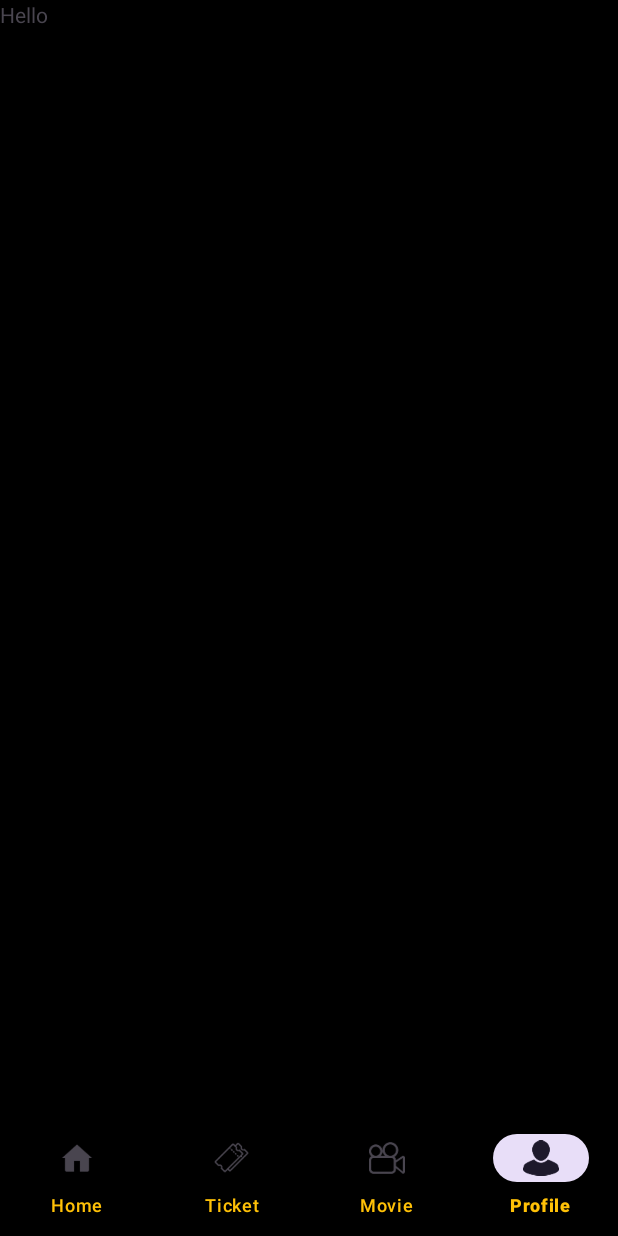
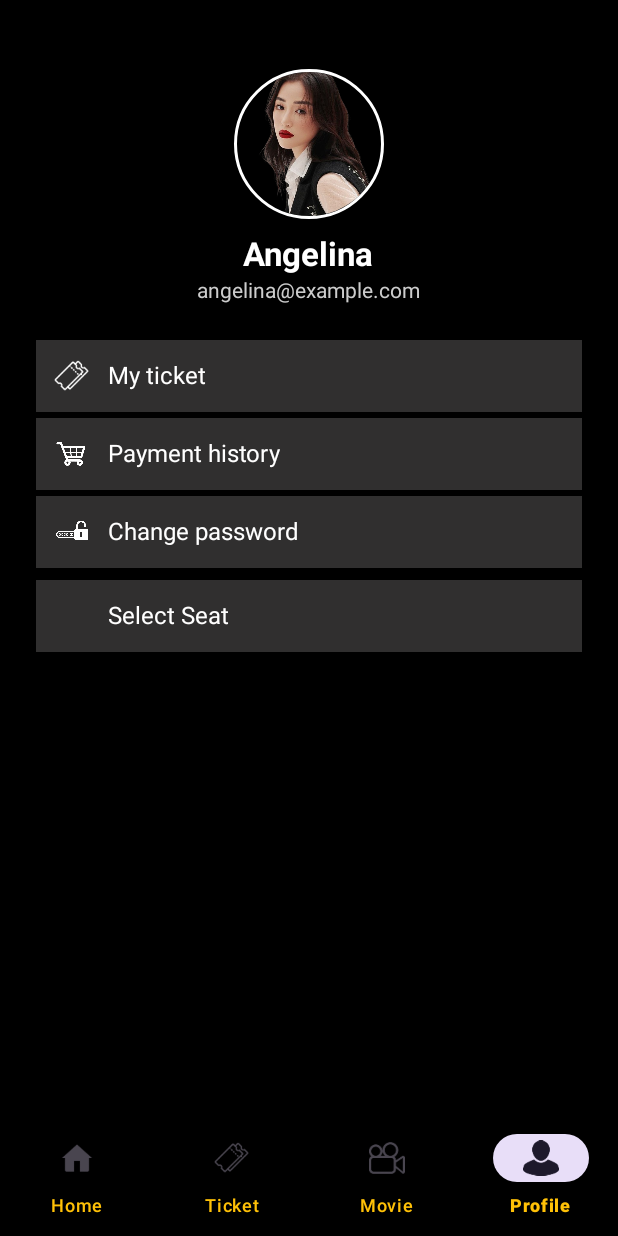
Before and after one commit to Wizin25/MovieTicketBox_Android_Java, an Android app: the Profile screen opened through its navigation route, on a phone screen of 412 x 824 dp. Run offline under Robolectric (Android 15) with nearby library versions, the phone set to English and light mode, and no system bars; our stand-ins replace CircleImageView, navigation-ui.

Commit message:
Updated UI Profile

```diff
--- a/app/build.gradle.kts
+++ b/app/build.gradle.kts
@@ -48,6 +48,7 @@ dependencies {
     testImplementation(libs.junit)
     androidTestImplementation(libs.ext.junit)
     androidTestImplementation(libs.espresso.core)
+    implementation ("de.hdodenhof:circleimageview:3.1.0")
     // Retrofit
     implementation ("com.squareup.retrofit2:retrofit:2.9.0")
     implementation ("com.squareup.retrofit2:converter-gson:2.9.0")
--- a/app/src/main/AndroidManifest.xml
+++ b/app/src/main/AndroidManifest.xml
@@ -30,7 +30,7 @@
         <activity android:name=".Login.RegisterActivity"
             android:exported="true"/>
         <activity android:name=".ui.Movie.MovieDetailsActivity" />
-
+        <activity android:name=".ui.Profile.SelectSeatActivity"/>
     </application>
 
 </manifest>
--- /dev/null
+++ b/app/src/main/java/com/example/movieticketbox/ui/Profile/ChangePasswordActivity.java
@@ -0,0 +1,4 @@
+package com.example.movieticketbox.ui.Profile;
+
+public class ChangePasswordActivity {
+}
--- /dev/null
+++ b/app/src/main/java/com/example/movieticketbox/ui/Profile/MyTicketActivity.java
@@ -0,0 +1,4 @@
+package com.example.movieticketbox.ui.Profile;
+
+public class MyTicketActivity {
+}
--- /dev/null
+++ b/app/src/main/java/com/example/movieticketbox/ui/Profile/PaymentHistoryActivity.java
@@ -0,0 +1,5 @@
+
+package com.example.movieticketbox.ui.Profile;
+
+public class PaymentHistoryActivity {
+}
--- a/app/src/main/java/com/example/movieticketbox/ui/Profile/Profile.java
+++ b/app/src/main/java/com/example/movieticketbox/ui/Profile/Profile.java
@@ -1,38 +1,52 @@
 package com.example.movieticketbox.ui.Profile;
 
-import androidx.lifecycle.ViewModelProvider;
-
+import android.content.Intent;
 import android.os.Bundle;
-
+import android.view.View;
 import androidx.annotation.NonNull;
 import androidx.annotation.Nullable;
 import androidx.fragment.app.Fragment;
 
 import android.view.LayoutInflater;
-import android.view.View;
+
 import android.view.ViewGroup;
 
 import com.example.movieticketbox.R;
 
 public class Profile extends Fragment {
 
-    private ProfileViewModel mViewModel;
+    public View onCreateView(@NonNull LayoutInflater inflater, @Nullable ViewGroup container,
+                             @Nullable Bundle savedInstanceState) {
+        View view = inflater.inflate(R.layout.fragment_profile, container, false);
 
-    public static Profile newInstance() {
-        return new Profile();
+        // Gán sự kiện click đúng cách
+        view.findViewById(R.id.btnMyTicket).setOnClickListener(v -> openMyTickets());
+        view.findViewById(R.id.btnPaymentHistory).setOnClickListener(v -> openPaymentHistory());
+        view.findViewById(R.id.btnChangePassword).setOnClickListener(v -> openChangePassword());
+        view.findViewById(R.id.btnSelectSeat).setOnClickListener(v -> openSelectSeat());
+
+        return view;
+
     }
 
-    @Override
-    public View onCreateView(@NonNull LayoutInflater inflater, @Nullable ViewGroup container,
-                             @Nullable Bundle savedInstanceState) {
-        return inflater.inflate(R.layout.fragment_profile, container, false);
+    private void openSelectSeat() {
+        startActivity(new Intent(getActivity(), SelectSeatActivity.class));
+
+
     }
 
-    @Override
-    public void onActivityCreated(@Nullable Bundle savedInstanceState) {
-        super.onActivityCreated(savedInstanceState);
-        mViewModel = new ViewModelProvider(this).get(ProfileViewModel.class);
-        // TODO: Use the ViewModel
+    private void openMyTickets() {
+        startActivity(new Intent(getActivity(), MyTicketActivity.class));
+
+
+
     }
 
+    private void openPaymentHistory() {
+        startActivity(new Intent(getActivity(), PaymentHistoryActivity.class));
+    }
+
+    private void openChangePassword() {
+        startActivity(new Intent(getActivity(), ChangePasswordActivity.class));
+    }
 }
--- /dev/null
+++ b/app/src/main/res/drawable/bg_card.xml
@@ -0,0 +1,7 @@
+<?xml version="1.0" encoding="utf-8"?>
+<shape xmlns:android="http://schemas.android.com/apk/res/android"
+    android:shape="rectangle">
+    <corners android:radius="12dp"/>
+    <solid android:color="#000000"/>
+    <padding android:left="8dp" android:right="8dp" android:top="8dp" android:bottom="8dp"/>
+</shape>
--- /dev/null
+++ b/app/src/main/res/drawable/selection_button_selected.xml
@@ -0,0 +1,6 @@
+<?xml version="1.0" encoding="utf-8"?>
+<shape xmlns:android="http://schemas.android.com/apk/res/android">
+    <solid android:color="#FFA500"/>
+    <!--        <stroke android:width="2dp" android:color="#FFFFFF"/>-->
+    <corners android:radius="8dp"/>
+</shape>
--- a/app/src/main/res/layout/fragment_profile.xml
+++ b/app/src/main/res/layout/fragment_profile.xml
@@ -1,13 +1,165 @@
 <?xml version="1.0" encoding="utf-8"?>
-<FrameLayout xmlns:android="http://schemas.android.com/apk/res/android"
+<LinearLayout xmlns:android="http://schemas.android.com/apk/res/android"
+    xmlns:app="http://schemas.android.com/apk/res-auto"
     xmlns:tools="http://schemas.android.com/tools"
     android:layout_width="match_parent"
     android:layout_height="match_parent"
-    tools:context=".ui.Profile.Profile">
+    android:orientation="vertical"
+    android:padding="16dp"
+    tools:context=".ui.Profile.Profile"
+    android:background="#000000"> <!-- Thêm màu nền tối -->
 
+    <!-- Ảnh đại diện -->
+    <de.hdodenhof.circleimageview.CircleImageView
+        android:id="@+id/profile_image"
+        android:layout_width="100dp"
+        android:layout_height="100dp"
+        android:layout_marginTop="30dp"
+        android:layout_gravity="center_horizontal"
+        app:civ_border_width="2dp"
+        app:civ_border_color="#FFFFFF"
+        android:src="@drawable/profile_placeholder"/>
+
+    <!-- Tên người dùng -->
     <TextView
+        android:id="@+id/tvUserName"
+        android:layout_width="wrap_content"
+        android:layout_height="wrap_content"
+        android:text="Angelina"
+        android:textSize="22sp"
+        android:textStyle="bold"
+        android:textColor="#FFFFFF"
+        android:layout_gravity="center_horizontal"
+        android:layout_marginTop="8dp" />
+
+    <!-- Email -->
+    <TextView
+        android:id="@+id/tvEmail"
+        android:layout_width="wrap_content"
+        android:layout_height="wrap_content"
+        android:text="angelina@example.com"
+        android:textSize="14sp"
+        android:textColor="#CCCCCC"
+        android:layout_gravity="center_horizontal"
+        android:layout_marginBottom="16dp" />
+
+    <!-- Danh sách các mục -->
+    <LinearLayout
         android:layout_width="match_parent"
-        android:layout_height="match_parent"
-        android:text="Hello" />
+        android:layout_height="wrap_content"
+        android:orientation="vertical"
+        android:background="@drawable/bg_card"
+        android:padding="8dp">
 
-</FrameLayout>
+        <!-- My Ticket -->
+        <LinearLayout
+            android:id="@+id/btnMyTicket"
+            android:layout_width="match_parent"
+            android:layout_height="wrap_content"
+            android:orientation="horizontal"
+            android:padding="12dp"
+            android:clickable="true"
+            android:background="#302F2F"
+            android:layout_marginBottom="4dp"
+            android:radius="12dp"
+            >
+
+            <ImageView
+                android:layout_width="24dp"
+                android:layout_height="24dp"
+                android:src="@drawable/ic_ticket"
+                app:tint="#FFFFFF" />
+
+            <TextView
+                android:layout_width="wrap_content"
+                android:layout_height="wrap_content"
+                android:text="My ticket"
+                android:textSize="16sp"
+                android:textColor="#FFFFFF"
+                android:layout_marginStart="12dp" />
+        </LinearLayout>
+
+        <!-- Payment History -->
+        <LinearLayout
+            android:id="@+id/btnPaymentHistory"
+            android:layout_width="match_parent"
+            android:layout_height="wrap_content"
+            android:orientation="horizontal"
+            android:padding="12dp"
+            android:clickable="true"
+            android:background="#302F2F"
+            android:layout_marginBottom="4dp"
+            android:radius="12dp">
+
+            <ImageView
+                android:layout_width="24dp"
+                android:layout_height="24dp"
+                android:src="@drawable/ic_payment"
+                app:tint="#FFFFFF" />
+
+            <TextView
+                android:layout_width="wrap_content"
+                android:layout_height="wrap_content"
+                android:text="Payment history"
+                android:textSize="16sp"
+                android:textColor="#FFFFFF"
+                android:layout_marginStart="12dp" />
+        </LinearLayout>
+
+        <!-- Change Password -->
+        <LinearLayout
+            android:id="@+id/btnChangePassword"
+            android:layout_width="match_parent"
+            android:layout_height="wrap_content"
+            android:orientation="horizontal"
+            android:padding="12dp"
+            android:clickable="true"
+            android:background="#302F2F"
+            android:layout_marginBottom="8dp"
+            android:radius="12dp">
+
+            <ImageView
+                android:layout_width="24dp"
+                android:layout_height="24dp"
+                android:src="@drawable/ic_lock"
+                app:tint="#FFFFFF" />
+
+            <TextView
+                android:layout_width="wrap_content"
+                android:layout_height="wrap_content"
+                android:text="Change password"
+                android:textSize="16sp"
+                android:textColor="#FFFFFF"
+                android:layout_marginStart="12dp" />
+        </LinearLayout>
+
+        <!-- Select Seat -->
+        <LinearLayout
+            android:id="@+id/btnSelectSeat"
+            android:layout_width="match_parent"
+            android:layout_height="wrap_content"
+            android:orientation="horizontal"
+            android:padding="12dp"
+            android:clickable="true"
+            android:background="#302F2F"
+            android:layout_marginBottom="8dp">
+
+            <ImageView
+                android:layout_width="24dp"
+                android:layout_height="24dp"
+                />
+
+            <TextView
+                android:layout_width="wrap_content"
+                android:layout_height="wrap_content"
+                android:text="Select Seat"
+                android:textSize="16sp"
+                android:textColor="#FFFFFF"
+                android:layout_marginStart="12dp" />
+        </LinearLayout>
+
+
+
+    </LinearLayout>
+
+</LinearLayout>
--- a/app/src/main/res/values/colors.xml
+++ b/app/src/main/res/values/colors.xml
@@ -3,5 +3,5 @@
     <color name="black">#FF000000</color>
     <color name="white">#FFFFFFFF</color>
     <color name="light_gray">#D3D3D3</color>
-
+    <color name="yellow">#F6BF34</color>
 </resources>
```
Also changed, not shown: app/src/main/java/com/example/movieticketbox/ui/Profile/SelectSeatActivity.java (added, +129 -0 lines), app/src/main/res/drawable/screen_gradient.xml (added, +13 -0 lines), app/src/main/res/drawable/seat_border.xml (added, +7 -0 lines), app/src/main/res/drawable/selection_button.xml (added, +7 -0 lines), app/src/main/res/layout/activity_select_seat.xml (added, +203 -0 lines), app/src/main/res/drawable/ic_arrow_back.png (added), app/src/main/res/drawable/ic_lock.png (added), app/src/main/res/drawable/ic_payment.png (added), app/src/main/res/drawable/profile_placeholder.png (added).
